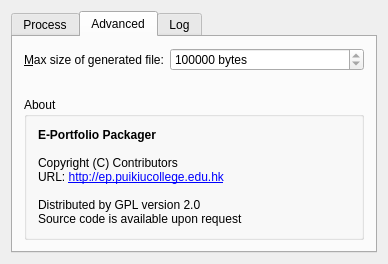
Qt form ep-packager/ep-packager.ui (lwchkg/ep-packager-pkc) before a commit.
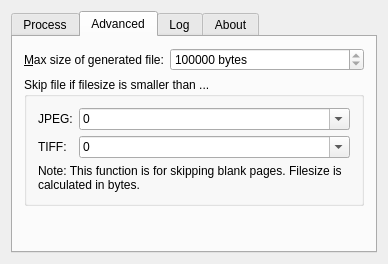
The same form after that commit. The open tabs and pages were chosen to show the change. Icons and pictures are not drawn. Custom widgets are drawn as their Qt base class.

```diff
--- a/ep-packager/ep-packager.ui
+++ b/ep-packager/ep-packager.ui
@@ -373,6 +373,85 @@
          </item>
         </layout>
        </item>
+       <item>
+        <widget class="QGroupBox" name="groupBox_2" >
+         <property name="title" >
+          <string>Skip file if filesize is smaller than ...</string>
+         </property>
+         <layout class="QGridLayout" >
+          <item row="0" column="0" >
+           <widget class="QLabel" name="label_minJpegSize" >
+            <property name="text" >
+             <string>JPEG:</string>
+            </property>
+           </widget>
+          </item>
+          <item row="0" column="1" >
+           <widget class="QComboBox" name="minJpegSize" >
+            <property name="sizePolicy" >
+             <sizepolicy vsizetype="Fixed" hsizetype="Expanding" >
+              <horstretch>0</horstretch>
+              <verstretch>0</verstretch>
+             </sizepolicy>
+            </property>
+            <property name="editable" >
+             <bool>true</bool>
+            </property>
+            <item>
+             <property name="text" >
+              <string>0</string>
+             </property>
+            </item>
+            <item>
+             <property name="text" >
+              <string>87000 (blank page - Color 200 DPI)</string>
+             </property>
+            </item>
+           </widget>
+          </item>
+          <item row="1" column="0" >
+           <widget class="QLabel" name="label_minTiffSize" >
+            <property name="text" >
+             <string>TIFF:</string>
+            </property>
+           </widget>
+          </item>
+          <item row="1" column="1" >
+           <widget class="QComboBox" name="minTiffSize" >
+            <property name="sizePolicy" >
+             <sizepolicy vsizetype="Fixed" hsizetype="MinimumExpanding" >
+              <horstretch>0</horstretch>
+              <verstretch>0</verstretch>
+             </sizepolicy>
+            </property>
+            <property name="editable" >
+             <bool>true</bool>
+            </property>
+            <item>
+             <property name="text" >
+              <string>0</string>
+             </property>
+            </item>
+            <item>
+             <property name="text" >
+              <string>5000 (blank page - B&amp;W 200 DPI)</string>
+             </property>
+            </item>
+           </widget>
+          </item>
+          <item row="2" column="0" colspan="2" >
+           <widget class="QLabel" name="label_2" >
+            <property name="text" >
+             <string>Note: This function is for skipping blank pages. Filesize is calculated in bytes.</string>
+            </property>
+            <property name="wordWrap" >
+             <bool>true</bool>
+            </property>
+           </widget>
+          </item>
+         </layout>
+        </widget>
+       </item>
        <item>
         <spacer>
          <property name="orientation" >
@@ -386,34 +465,6 @@
          </property>
         </spacer>
        </item>
-       <item>
-        <widget class="QGroupBox" name="groupBox" >
-         <property name="title" >
-          <string>About</string>
-         </property>
-         <layout class="QVBoxLayout" >
-          <item>
-           <widget class="QLabel" name="label" >
-            <property name="text" >
-             <string>&lt;html>&lt;head>&lt;meta name="qrichtext" content="1" />&lt;style type="text/css">
-p, li { white-space: pre-wrap; }
-&lt;/style>&lt;/head>&lt;body style=" font-family:'新細明體'; font-size:9pt; font-weight:400; font-style:normal;">
-&lt;p style=" margin-top:0px; margin-bottom:0px; margin-left:0px; margin-right:0px; -qt-block-indent:0; text-indent:0px;">&lt;span style=" font-weight:600;">E-Portfolio Packager&lt;/span>&lt;/p>
-&lt;p style="-qt-paragraph-type:empty; margin-top:0px; margin-bottom:0px; margin-left:0px; margin-right:0px; -qt-block-indent:0; text-indent:0px; font-weight:600;">&lt;/p>
-&lt;p style=" margin-top:0px; margin-bottom:0px; margin-left:0px; margin-right:0px; -qt-block-indent:0; text-indent:0px;">Copyright (C) Contributors&lt;/p>
-&lt;p style=" margin-top:0px; margin-bottom:0px; margin-left:0px; margin-right:0px; -qt-block-indent:0; text-indent:0px;">URL: &lt;a href="http://ep.puikiucollege.edu.hk/">&lt;span style=" text-decoration: underline; color:#0000ff;">http://ep.puikiucollege.edu.hk&lt;/span>&lt;/a>&lt;/p>
-&lt;p style="-qt-paragraph-type:empty; margin-top:0px; margin-bottom:0px; margin-left:0px; margin-right:0px; -qt-block-indent:0; text-indent:0px;">&lt;/p>
-&lt;p style=" margin-top:0px; margin-bottom:0px; margin-left:0px; margin-right:0px; -qt-block-indent:0; text-indent:0px;">Distributed by GPL version 2.0&lt;/p>
-&lt;p style=" margin-top:0px; margin-bottom:0px; margin-left:0px; margin-right:0px; -qt-block-indent:0; text-indent:0px;">Source code is available upon request&lt;/p>&lt;/body>&lt;/html></string>
-            </property>
-            <property name="openExternalLinks" >
-             <bool>true</bool>
-            </property>
-           </widget>
-          </item>
-         </layout>
-        </widget>
-       </item>
       </layout>
      </widget>
      <widget class="QWidget" name="tab_2" >
@@ -451,6 +502,54 @@
        </item>
       </layout>
      </widget>
+     <widget class="QWidget" name="tab_4" >
+      <attribute name="title" >
+       <string>About</string>
+      </attribute>
+      <layout class="QVBoxLayout" >
+       <item>
+        <widget class="QGroupBox" name="groupBox" >
+         <property name="title" >
+          <string>About E-Portfolio Packager</string>
+         </property>
+         <layout class="QVBoxLayout" >
+          <item>
+           <widget class="QLabel" name="label" >
+            <property name="text" >
+             <string>&lt;html>&lt;head>&lt;meta name="qrichtext" content="1" />&lt;style type="text/css">
+p, li { white-space: pre-wrap; }
+&lt;/style>&lt;/head>&lt;body style=" font-family:'新細明體'; font-size:9pt; font-weight:400; font-style:normal;">
+&lt;p style=" margin-top:0px; margin-bottom:0px; margin-left:0px; margin-right:0px; -qt-block-indent:0; text-indent:0px;">&lt;span style=" font-weight:600;">E-Portfolio Packager&lt;/span>&lt;/p>
+&lt;p style="-qt-paragraph-type:empty; margin-top:0px; margin-bottom:0px; margin-left:0px; margin-right:0px; -qt-block-indent:0; text-indent:0px; font-weight:600;">&lt;/p>
+&lt;p style=" margin-top:0px; margin-bottom:0px; margin-left:0px; margin-right:0px; -qt-block-indent:0; text-indent:0px;">Copyright (C) Contributors&lt;/p>
+&lt;p style=" margin-top:0px; margin-bottom:0px; margin-left:0px; margin-right:0px; -qt-block-indent:0; text-indent:0px;">URL: &lt;a href="http://ep.puikiucollege.edu.hk/">&lt;span style=" text-decoration: underline; color:#0000ff;">http://ep.puikiucollege.edu.hk&lt;/span>&lt;/a>&lt;/p>
+&lt;p style="-qt-paragraph-type:empty; margin-top:0px; margin-bottom:0px; margin-left:0px; margin-right:0px; -qt-block-indent:0; text-indent:0px;">&lt;/p>
+&lt;p style=" margin-top:0px; margin-bottom:0px; margin-left:0px; margin-right:0px; -qt-block-indent:0; text-indent:0px;">Distributed by GPL version 2.0&lt;/p>
+&lt;p style=" margin-top:0px; margin-bottom:0px; margin-left:0px; margin-right:0px; -qt-block-indent:0; text-indent:0px;">Source code is available upon request&lt;/p>&lt;/body>&lt;/html></string>
+            </property>
+            <property name="openExternalLinks" >
+             <bool>true</bool>
+            </property>
+           </widget>
+          </item>
+         </layout>
+        </widget>
+       </item>
+       <item>
+        <spacer>
+         <property name="orientation" >
+          <enum>Qt::Vertical</enum>
+         </property>
+         <property name="sizeHint" >
+          <size>
+           <width>20</width>
+           <height>40</height>
+          </size>
+         </property>
+        </spacer>
+       </item>
+      </layout>
+     </widget>
     </widget>
    </item>
   </layout>
```
Left out of the diff: 4 changed lines with no effect on the pictures.
